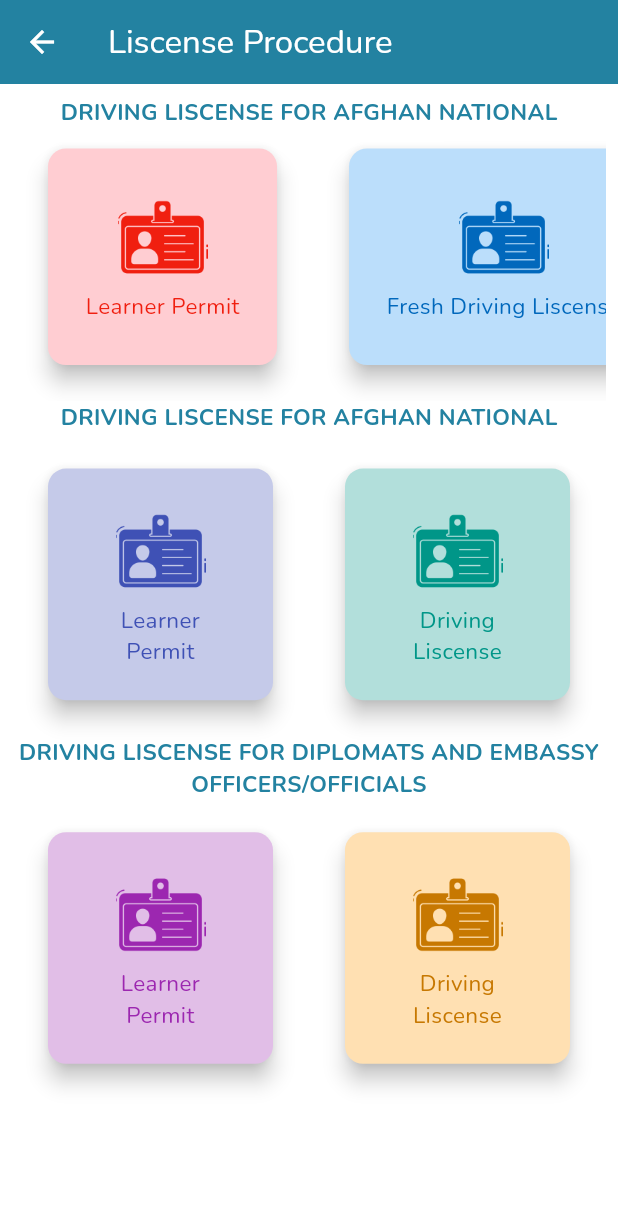
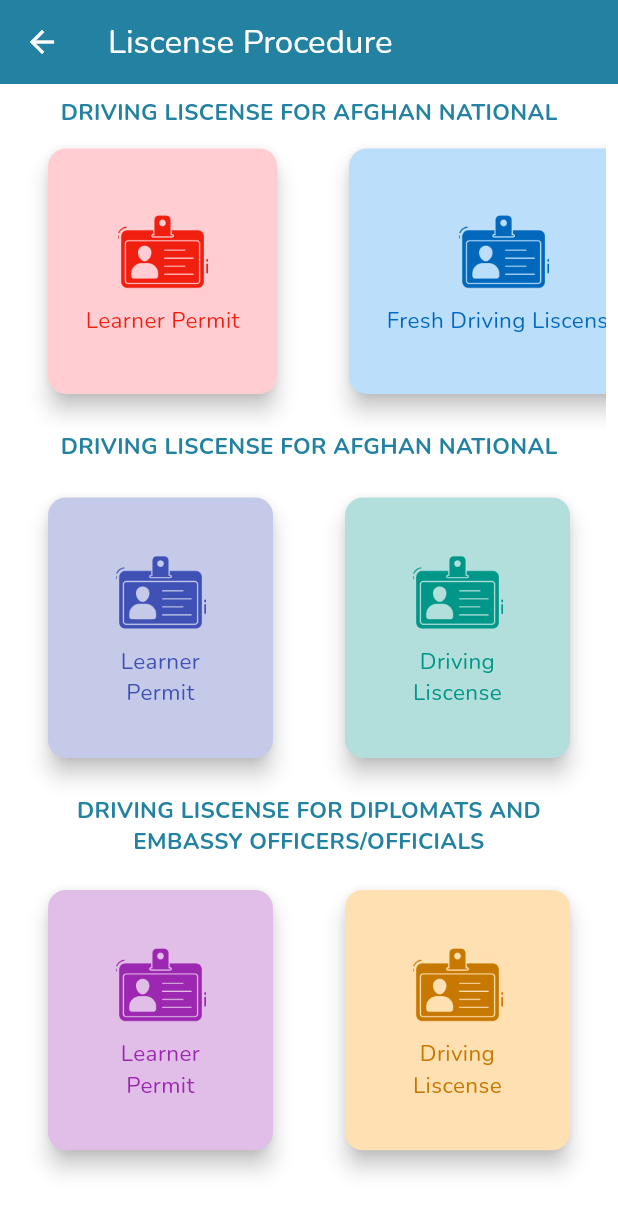
Before and after one commit to shamhamxa/raabta, a Flutter app: the LiscenseProcedure screen opened by its route, on a phone screen of 412 x 824 dp. Shown: the top 1213 px of the screen. Run offline on Flutter 3.47's test engine with Material 3 defaults, Android fonts, the phone set to English and light mode, and no system bars; our stand-ins replace curved_navigation_bar, google_fonts.

Commit message:
android changes

```diff
--- a/lib/screens/liscense_procedure.dart
+++ b/lib/screens/liscense_procedure.dart
@@ -18,7 +18,7 @@ class LiscenseProcedure extends StatelessWidget {
         child: ListView(
           children: [
             SizedBox(
-              height: MediaQuery.sizeOf(context).height * 0.8,
+              height: MediaQuery.sizeOf(context).height * 0.87,
               child: Column(
                 // scrollDirection: Axis.horizontal,
                 children: [
@@ -181,6 +181,8 @@ class LiscenseProcedure extends StatelessWidget {
                   ),
                   SizedBox(
                     height: 40,
+                    child: Padding(
+                      padding: const EdgeInsets.symmetric(horizontal: 8),
                       child: Text(
                         'DRIVING LISCENSE FOR DIPLOMATS AND EMBASSY OFFICERS/OFFICIALS',
                         textAlign: TextAlign.center,
@@ -188,6 +190,7 @@ class LiscenseProcedure extends StatelessWidget {
                             fontWeight: FontWeight.w700,
                             fontSize: 15,
                             color: Theme.of(context).colorScheme.primary),
+                      ),
                     ),
                   ),
                   const SizedBox(
```
Lines whose indentation alone changed are shown as unchanged.
